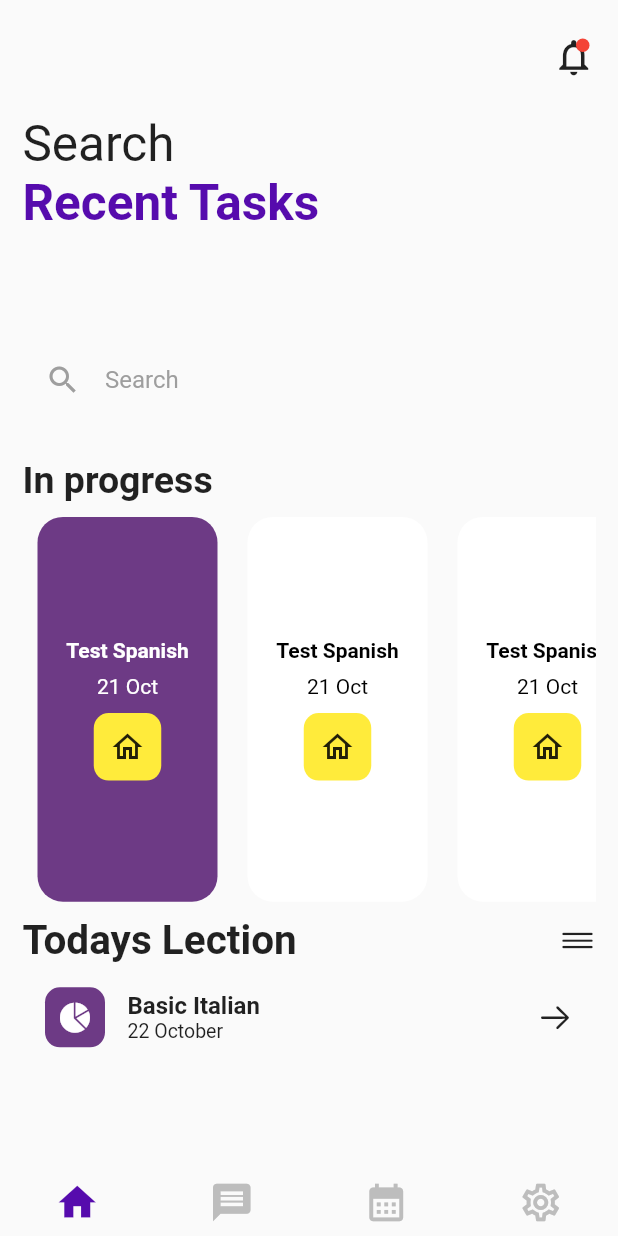
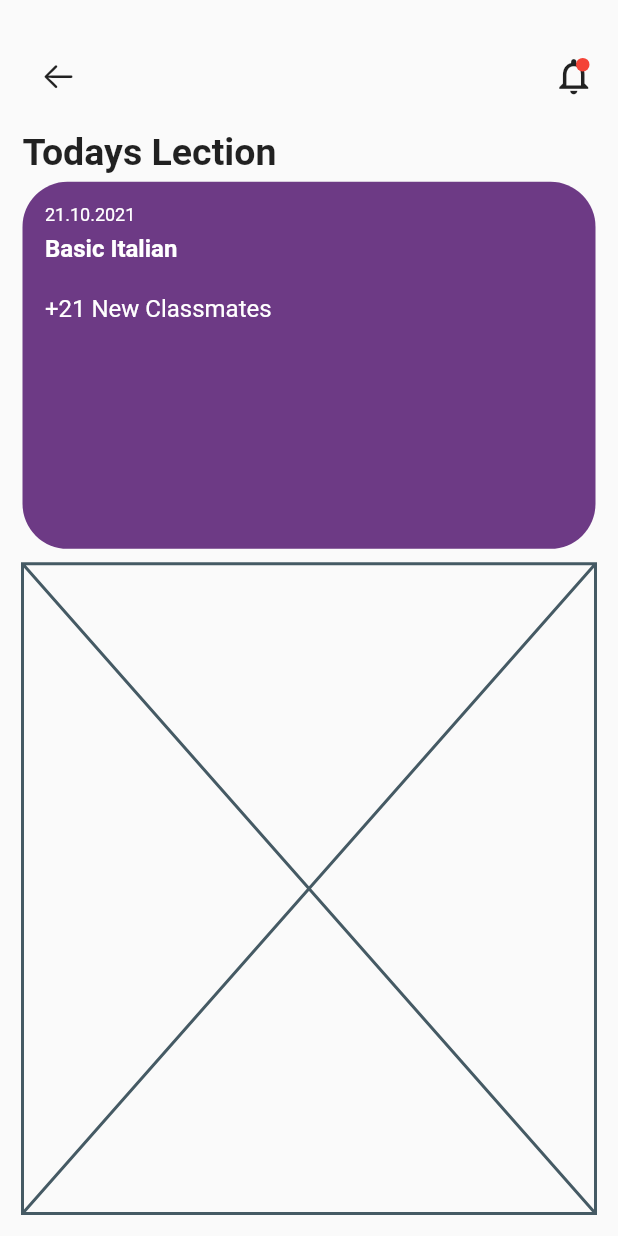
Before and after one commit to EmreKabali/dailydesignsession1, a Flutter app: the screen it shows after launch, after a tap on "Test Spanish", on a phone screen of 412 x 824 dp. Run offline on Flutter 3.47's test engine with Material 2 defaults, Android fonts, the phone set to English and light mode, and no system bars; our stand-ins replace flutter_markdown, flutter_svg.

Commit message:
TaskManager - Part 4

```diff
--- /dev/null
+++ b/lib/TaskManager/Home.dart
@@ -0,0 +1,128 @@
+import 'package:flutter/cupertino.dart';
+import 'package:flutter/material.dart';
+
+class Home extends StatefulWidget {
+  const Home({Key? key}) : super(key: key);
+
+  @override
+  State<Home> createState() => _HomeState();
+}
+
+class _HomeState extends State<Home> {
+  @override
+  Widget build(BuildContext context) {
+    return Scaffold(
+      body: SafeArea(
+        child: Container(
+            padding: EdgeInsets.all(15),
+            child: Column(
+              children: [
+                Expanded(
+                    flex: 1,
+                    child: Row(
+                      mainAxisAlignment: MainAxisAlignment.spaceBetween,
+                      children: [
+                        IconButton(
+                          onPressed: () {
+                            Navigator.pop(context);
+                          },
+                          icon: Icon(CupertinoIcons.arrow_left),
+                        ),
+                        Notification()
+                      ],
+                    )),
+                Expanded(
+                  flex: 4,
+                  child: Column(
+                    children: [
+                      Row(
+                        children: [
+                          Text(
+                            'Todays Lection',
+                            style: TextStyle(
+                                fontSize: 25, fontWeight: FontWeight.bold),
+                          ),
+                        ],
+                      ),
+                      SizedBox(
+                        height: 5,
+                      ),
+                      Expanded(
+                        child: Container(
+                          height: 100,
+                          padding: EdgeInsets.all(15),
+                          width: MediaQuery.of(context).size.width,
+                          decoration: BoxDecoration(
+                            color: Color.fromARGB(255, 109, 58, 133),
+                            borderRadius: BorderRadius.circular(30),
+                          ),
+                          child: Stack(children: [
+                            Text(
+                              '21.10.2021',
+                              style:
+                                  TextStyle(color: Colors.white, fontSize: 12),
+                            ),
+                            Positioned(
+                              top: 20,
+                              child: Text(
+                                'Basic Italian',
+                                style: TextStyle(
+                                    color: Colors.white,
+                                    fontSize: 16,
+                                    fontWeight: FontWeight.bold),
+                              ),
+                            ),
+                            Positioned(
+                              top: 60,
+                              child: Text(
+                                '+21 New Classmates',
+                                style: TextStyle(
+                                  color: Colors.white,
+                                  fontSize: 16,
+                                ),
+                              ),
+                            ),
+                          ]),
+                        ),
+                      ),
+                      SizedBox(
+                        height: 10,
+                      )
+                    ],
+                  ),
+                ),
+                Expanded(flex: 6, child: Placeholder())
+              ],
+            )),
+      ),
+    );
+  }
+}
+
+class Notification extends StatelessWidget {
+  const Notification({
+    Key? key,
+  }) : super(key: key);
+
+  @override
+  Widget build(BuildContext context) {
+    return Stack(
+      children: [
+        Icon(
+          Icons.notifications_outlined,
+          size: 29,
+        ),
+        Positioned(
+          right: 4,
+          top: 2,
+          child: Container(
+            height: 9,
+            width: 9,
+            decoration:
+                BoxDecoration(color: Colors.red, shape: BoxShape.circle),
+          ),
+        )
+      ],
+    );
+  }
+}
--- a/lib/TaskManager/TaskManager.dart
+++ b/lib/TaskManager/TaskManager.dart
@@ -1,3 +1,4 @@
+import 'package:dailydesignsession1/TaskManager/Home.dart';
 import 'package:flutter/cupertino.dart';
 import 'package:flutter/material.dart';
 
@@ -96,27 +97,7 @@ class _TaskManagerState extends State<TaskManager> {
                 Expanded(
                   flex: 1,
                   child: Row(
-                    children: [
-                      Spacer(),
-                      Stack(
-                        children: [
-                          Icon(
-                            Icons.notifications_outlined,
-                            size: 29,
-                          ),
-                          Positioned(
-                            right: 4,
-                            top: 2,
-                            child: Container(
-                              height: 9,
-                              width: 9,
-                              decoration: BoxDecoration(
-                                  color: Colors.red, shape: BoxShape.circle),
-                            ),
-                          )
-                        ],
-                      )
-                    ],
+                    children: [Spacer(), Notification()],
                   ),
                 ),
                 Expanded(
@@ -179,6 +160,10 @@ class _TaskManagerState extends State<TaskManager> {
                                     setState(() {
                                       //we should change selected index with setstate
                                       selectedTask = index;
+                                      Navigator.push(
+                                          context,
+                                          MaterialPageRoute(
+                                              builder: (context) => Home()));
                                     });
                                   },
                                   child: Container(
@@ -305,3 +290,31 @@ class _TaskManagerState extends State<TaskManager> {
     );
   }
 }
+
+class Notification extends StatelessWidget {
+  const Notification({
+    Key? key,
+  }) : super(key: key);
+
+  @override
+  Widget build(BuildContext context) {
+    return Stack(
+      children: [
+        Icon(
+          Icons.notifications_outlined,
+          size: 29,
+        ),
+        Positioned(
+          right: 4,
+          top: 2,
+          child: Container(
+            height: 9,
+            width: 9,
+            decoration:
+                BoxDecoration(color: Colors.red, shape: BoxShape.circle),
+          ),
+        )
+      ],
+    );
+  }
+}
```
